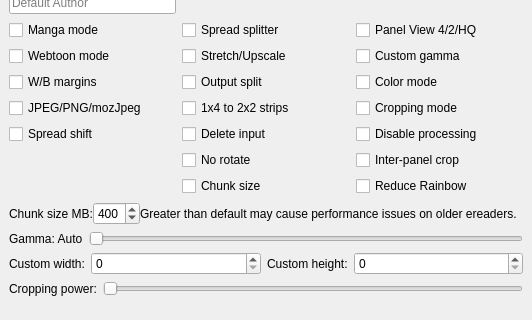
Old version of the form gui/KCC.ui in the repository ciromattia/kcc; both pictures show x 0 to 532 and y 252 to 572 of the 532 by 572 pixel window.
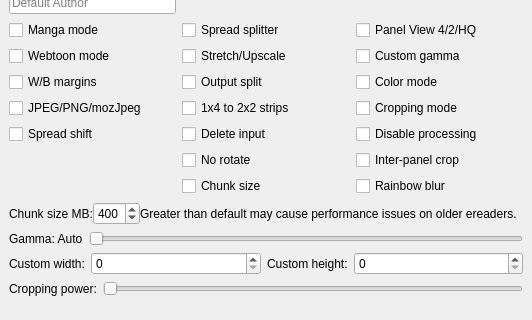
New version of the form. Icons and pictures are not drawn.

Commit message: rename reduce rainbow to rainbow blur (#887)

```diff
--- a/gui/KCC.ui
+++ b/gui/KCC.ui
@@ -600,7 +600,7 @@
           <string>Reduce rainbow effect on color eink by slightly blurring images</string>
          </property>
          <property name="text">
-          <string>Reduce Rainbow</string>
+          <string>Rainbow blur</string>
          </property>
         </widget>
        </item>
```
The commit also changes 1 other file.
